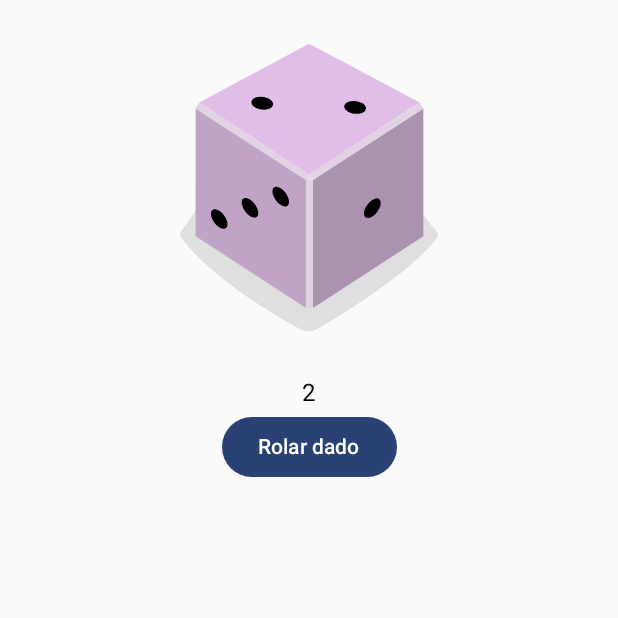
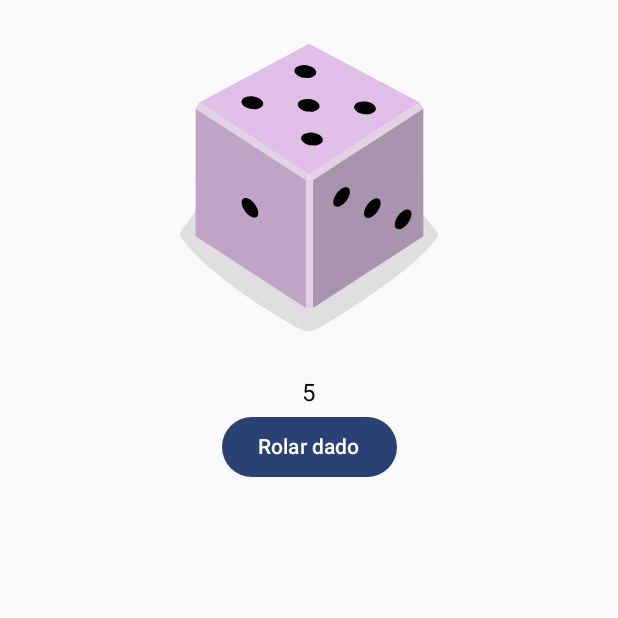
Before and after one commit to arturhayne/dice, an Android app built with Jetpack Compose: the screen it shows after launch (MainActivity), after a tap on "Rolar dado", on a phone screen of 412 x 824 dp, the top half of it. Run offline under Robolectric (Android 15) with nearby library versions, the phone set to English and light mode, and no system bars.

Commit message:
Dice app in mvvm structure

```diff
--- a/app/build.gradle.kts
+++ b/app/build.gradle.kts
@@ -66,4 +66,6 @@ dependencies {
     androidTestImplementation("androidx.compose.ui:ui-test-junit4")
     debugImplementation("androidx.compose.ui:ui-tooling")
     debugImplementation("androidx.compose.ui:ui-test-manifest")
+    implementation("androidx.lifecycle:lifecycle-viewmodel-compose")
+    implementation("androidx.lifecycle:lifecycle-viewmodel-ktx")
 }
--- /dev/null
+++ b/app/src/main/java/br/htech/dice/DiceRollerScreen.kt
@@ -0,0 +1,47 @@
+package br.htech.dice
+
+import androidx.compose.foundation.Image
+import androidx.compose.foundation.layout.Column
+import androidx.compose.foundation.layout.fillMaxSize
+import androidx.compose.material3.Button
+import androidx.compose.material3.Text
+import androidx.compose.runtime.Composable
+import androidx.compose.runtime.collectAsState
+import androidx.compose.runtime.getValue
+import androidx.compose.ui.Alignment
+import androidx.compose.ui.Modifier
+import androidx.compose.ui.res.painterResource
+import androidx.compose.ui.tooling.preview.Preview
+import androidx.lifecycle.viewmodel.compose.viewModel
+import br.htech.dice.model.DieFace
+import kotlinx.coroutines.flow.MutableStateFlow
+import kotlinx.coroutines.flow.StateFlow
+
+@Composable
+fun DiceRollerApp(diceViewModel: DiceViewModel = viewModel()) {
+    DiceWithButtonAndImage(diceViewModel.diceResult) { diceViewModel.rollDice() }
+}
+
+
+@Composable
+fun DiceWithButtonAndImage(dieFace: StateFlow<DieFace>, rollDice: () -> Unit) {
+    val result by dieFace.collectAsState()
+
+    Column(Modifier.fillMaxSize(), horizontalAlignment = Alignment.CenterHorizontally) {
+        Image(painterResource(id = result.resource), contentDescription = "dice")
+        Text(text = result.number.toString())
+        Button(onClick = { rollDice() }) {
+            Text(text = "Rolar dado")
+        }
+    }
+}
+
+@Preview
+@Composable
+fun screenPreview() {
+    val fakeDieFace = MutableStateFlow(DieFace.ONE)
+    val fakeRollDice: () -> Unit = {
+        fakeDieFace.value = DieFace.values().random()
+    }
+    DiceWithButtonAndImage(dieFace = fakeDieFace, rollDice = fakeRollDice)
+}
--- /dev/null
+++ b/app/src/main/java/br/htech/dice/DiceViewModel.kt
@@ -0,0 +1,21 @@
+package br.htech.dice
+
+import androidx.lifecycle.ViewModel
+import androidx.lifecycle.viewModelScope
+import br.htech.dice.model.Dice
+import br.htech.dice.model.DieFace
+import kotlinx.coroutines.flow.MutableStateFlow
+import kotlinx.coroutines.flow.StateFlow
+import kotlinx.coroutines.launch
+
+class DiceViewModel : ViewModel() {
+    private val dice = Dice()
+    private val _diceResult = MutableStateFlow(DieFace.ONE)
+    val diceResult: StateFlow<DieFace> = _diceResult
+
+    fun rollDice() {
+        viewModelScope.launch {
+            _diceResult.value = dice.roll()
+        }
+    }
+}
--- a/app/src/main/java/br/htech/dice/MainActivity.kt
+++ b/app/src/main/java/br/htech/dice/MainActivity.kt
@@ -3,58 +3,15 @@ package br.htech.dice
 import android.os.Bundle
 import androidx.activity.ComponentActivity
 import androidx.activity.compose.setContent
-import androidx.compose.foundation.Image
-import androidx.compose.foundation.layout.Column
-import androidx.compose.foundation.layout.fillMaxSize
-import androidx.compose.material3.Button
-import androidx.compose.material3.Text
-import androidx.compose.runtime.Composable
-import androidx.compose.runtime.getValue
-import androidx.compose.runtime.mutableStateOf
-import androidx.compose.runtime.remember
-import androidx.compose.runtime.setValue
-import androidx.compose.ui.Alignment
-import androidx.compose.ui.Modifier
-import androidx.compose.ui.res.painterResource
-import androidx.compose.ui.tooling.preview.Preview
 import br.htech.dice.ui.theme.DiceTheme
-import kotlin.random.Random
 
 class MainActivity : ComponentActivity() {
     override fun onCreate(savedInstanceState: Bundle?) {
         super.onCreate(savedInstanceState)
         setContent {
             DiceTheme {
-                DiceWithButtonAndImage()
+                DiceRollerApp()
             }
         }
     }
 }
-@Preview()
-@Composable
-fun DiceRollerApp() {
-    DiceWithButtonAndImage()
-}
-
-@Composable
-fun DiceWithButtonAndImage() {
-
-    var result by remember { mutableStateOf(1) }
-
-    val imageResource = when (result) {
-        1 -> R.drawable.dice_1
-        2 -> R.drawable.dice_2
-        3 -> R.drawable.dice_3
-        4 -> R.drawable.dice_4
-        5 -> R.drawable.dice_5
-        else -> R.drawable.dice_6
-    }
-
-    Column (Modifier.fillMaxSize(), horizontalAlignment = Alignment.CenterHorizontally){
-        Image(painterResource(id = imageResource), contentDescription = "dice")
-        Text(text = result.toString())
-        Button(onClick = { result = Random.nextInt(1,6) }) {
-            Text(text = "Rolar dado")
-        }
-    }
-}
--- /dev/null
+++ b/app/src/main/java/br/htech/dice/model/Dice.kt
@@ -0,0 +1,7 @@
+package br.htech.dice.model
+
+class Dice {
+    fun roll(): DieFace {
+        return DieFace.values().random()
+    }
+}
--- /dev/null
+++ b/app/src/main/java/br/htech/dice/model/DieFace.kt
@@ -0,0 +1,12 @@
+package br.htech.dice.model
+
+import br.htech.dice.R
+
+enum class DieFace(val number: Int, val resource: Int) {
+    ONE(1, R.drawable.dice_1),
+    TWO(2, R.drawable.dice_2),
+    THREE(3, R.drawable.dice_3),
+    FOUR(4, R.drawable.dice_4),
+    FIVE(5, R.drawable.dice_5),
+    SIX(6, R.drawable.dice_6);
+}
```
